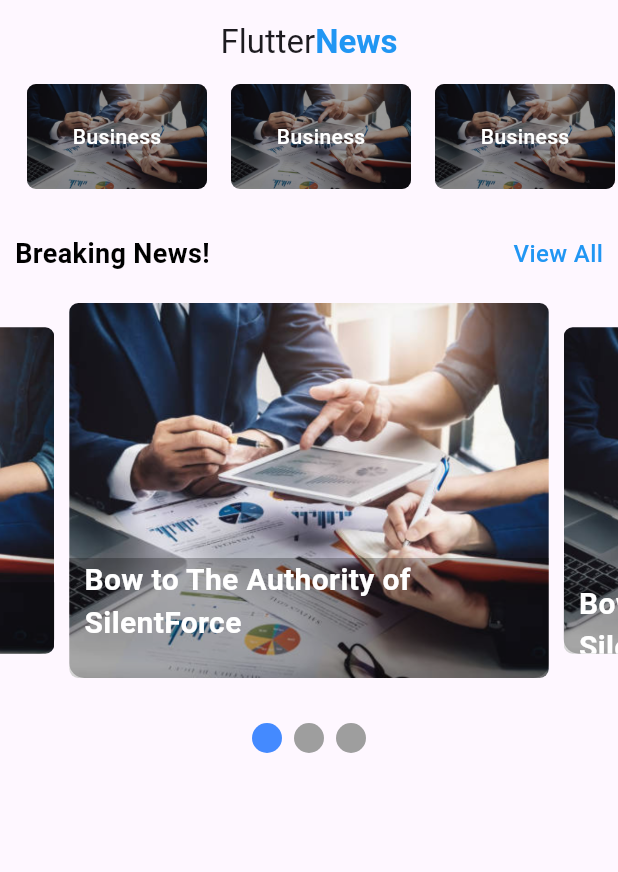
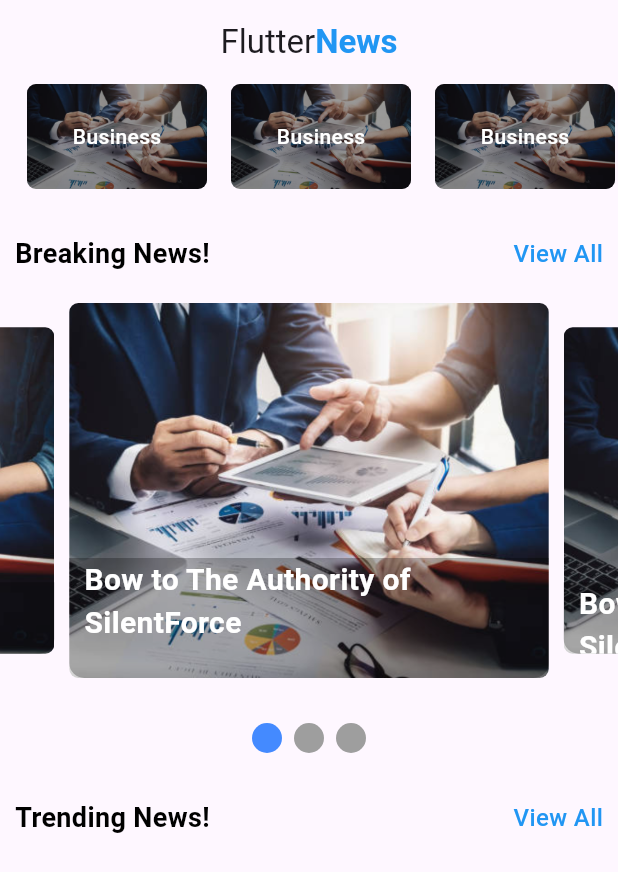
Before and after one commit to thonguyenp/FlutterProgramming, a Flutter app: the screen it shows after launch, on a phone screen of 412 x 824 dp. Shown: the top 872 px of the screen. Run offline on Flutter 3.47's test engine with Material 3 defaults, Android fonts, the phone set to English and light mode, and no system bars; drawn by our look-alikes of carousel_slider, smooth_page_indicator; our stand-ins replace image_picker.

Commit message:
Thêm sẵn title phần Trending News

```diff
--- a/news_app_project/lib/pages/home.dart
+++ b/news_app_project/lib/pages/home.dart
@@ -136,6 +136,19 @@ class _HomeState extends State<Home> {
             ),
             SizedBox(height: 30),
             Center(child: buildIndicator()),
+            SizedBox(height: 30),
+            Padding(
+              padding: const EdgeInsets.only(left: 10, right: 10),
+              child: Row(
+                mainAxisAlignment: MainAxisAlignment.spaceBetween,
+                children: [
+                  Text("Trending News!", style: TextStyle(color: Colors.black, fontWeight: FontWeight.bold, fontSize: 18)),
+                  Text("View All", style: TextStyle(color: Colors.blue, fontWeight: FontWeight.w500, fontSize: 16)),
+                ],
+              ),
+            ),
+            SizedBox(height: 20),
+
           ],
         ),
       ),
```
